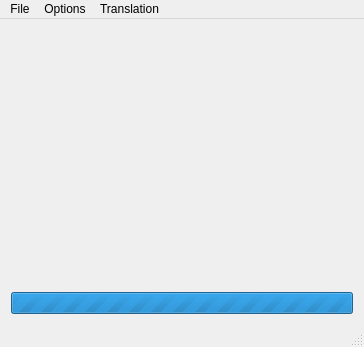
Qt form MainWindow.ui (alphaonex86/EasyMiner) before a commit.
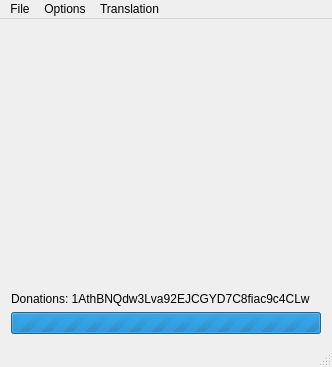
The same form after that commit. Icons and pictures are not drawn.

Commit message: Add donation on the interface

```diff
--- a/MainWindow.ui
+++ b/MainWindow.ui
@@ -6,8 +6,8 @@
    <rect>
     <x>0</x>
     <y>0</y>
-    <width>364</width>
-    <height>337</height>
+    <width>332</width>
+    <height>349</height>
    </rect>
   </property>
   <property name="windowTitle">
@@ -68,6 +68,16 @@
       </item>
      </layout>
     </item>
+    <item>
+     <widget class="QLabel" name="label">
+      <property name="text">
+       <string>Donations: 1AthBNQdw3Lva92EJCGYD7C8fiac9c4CLw</string>
+      </property>
+      <property name="textInteractionFlags">
+       <set>Qt::LinksAccessibleByMouse|Qt::TextSelectableByKeyboard|Qt::TextSelectableByMouse</set>
+      </property>
+     </widget>
+    </item>
     <item>
      <widget class="QProgressBar" name="progressBar">
       <property name="maximum">
@@ -82,7 +92,7 @@
     <rect>
      <x>0</x>
      <y>0</y>
-     <width>364</width>
+     <width>332</width>
      <height>20</height>
     </rect>
    </property>
```
